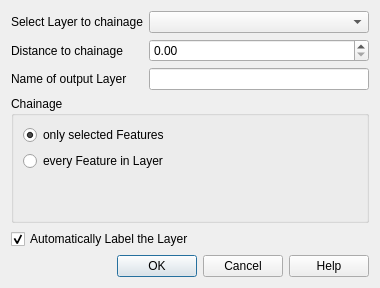
First picture: the form in qchainage_dialog_widget.ui, repository mach0/qchainage, before the edit.
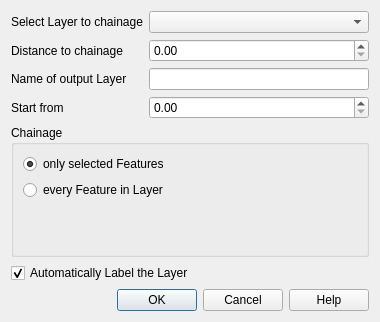
Second picture: the form after the edit.

The edit to the form file:
```diff
--- a/qchainage_dialog_widget.ui
+++ b/qchainage_dialog_widget.ui
@@ -7,7 +7,7 @@
     <x>0</x>
     <y>0</y>
     <width>380</width>
-    <height>288</height>
+    <height>322</height>
    </rect>
   </property>
   <property name="minimumSize">
@@ -47,7 +47,7 @@
    <item row="2" column="1">
     <widget class="QLineEdit" name="layerNameLine"/>
    </item>
-   <item row="3" column="0" colspan="2">
+   <item row="4" column="0" colspan="2">
     <widget class="QGroupBox" name="chainageGroupBox">
      <property name="title">
       <string>Chainage</string>
@@ -92,7 +92,7 @@
      </layout>
     </widget>
    </item>
-   <item row="4" column="0" colspan="2">
+   <item row="5" column="0" colspan="2">
     <widget class="QCheckBox" name="autoLabelcheckBox">
      <property name="text">
       <string>Automatically Label the Layer</string>
@@ -102,7 +102,7 @@
      </property>
     </widget>
    </item>
-   <item row="5" column="0" colspan="2">
+   <item row="6" column="0" colspan="2">
     <widget class="QDialogButtonBox" name="buttonBox">
      <property name="orientation">
       <enum>Qt::Horizontal</enum>
@@ -122,6 +122,20 @@
      </property>
     </widget>
    </item>
+   <item row="3" column="1">
+    <widget class="QDoubleSpinBox" name="startpointSpinBox">
+     <property name="maximum">
+      <double>9999.989999999999782</double>
+     </property>
+    </widget>
+   </item>
+   <item row="3" column="0">
+    <widget class="QLabel" name="labelStart">
+     <property name="text">
+      <string>Start from </string>
+     </property>
+    </widget>
+   </item>
   </layout>
  </widget>
  <resources/>
```
